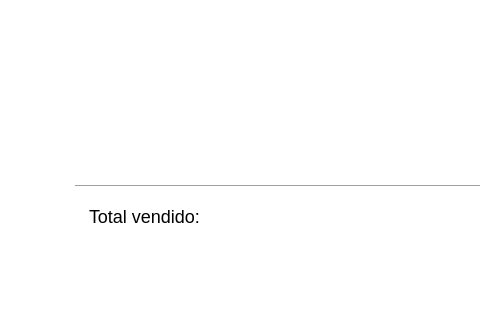
This is ui/CierreDeCaja.ui in Moises024/sistema_de_caja as Qt 5 draws it before an edit; both pictures show x 145 to 625 and y 254 to 574 of the 1123 by 574 pixel window. The edited form follows.
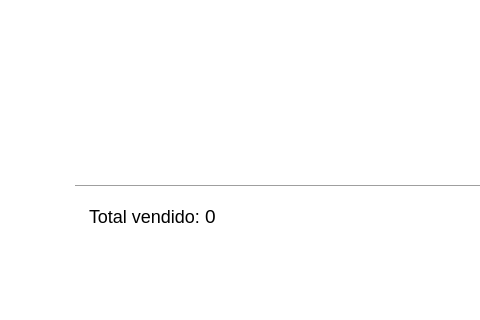
This is the edited form. Icons and pictures are not drawn.

```diff
--- a/ui/CierreDeCaja.ui
+++ b/ui/CierreDeCaja.ui
@@ -131,9 +131,9 @@
    <property name="geometry">
     <rect>
      <x>350</x>
-     <y>462</y>
+     <y>450</y>
      <width>71</width>
-     <height>21</height>
+     <height>41</height>
     </rect>
    </property>
    <property name="font">
@@ -145,7 +145,7 @@
     <string notr="true">background-color:transparent;</string>
    </property>
    <property name="text">
-    <string/>
+    <string>0</string>
    </property>
   </widget>
  </widget>
```
